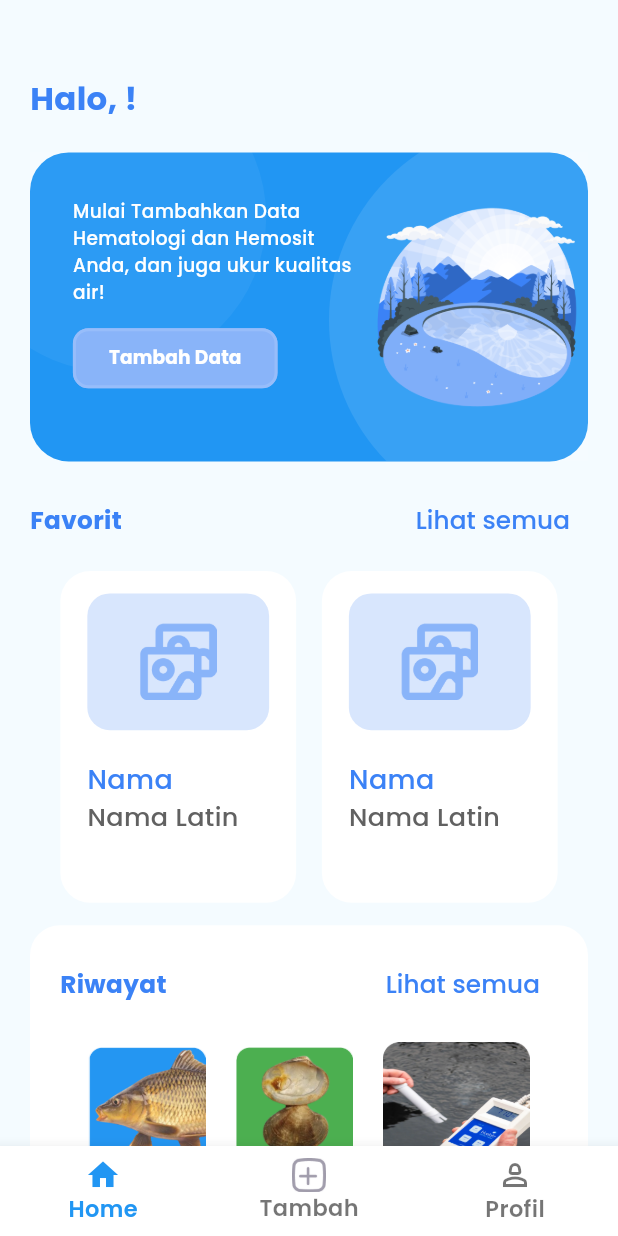
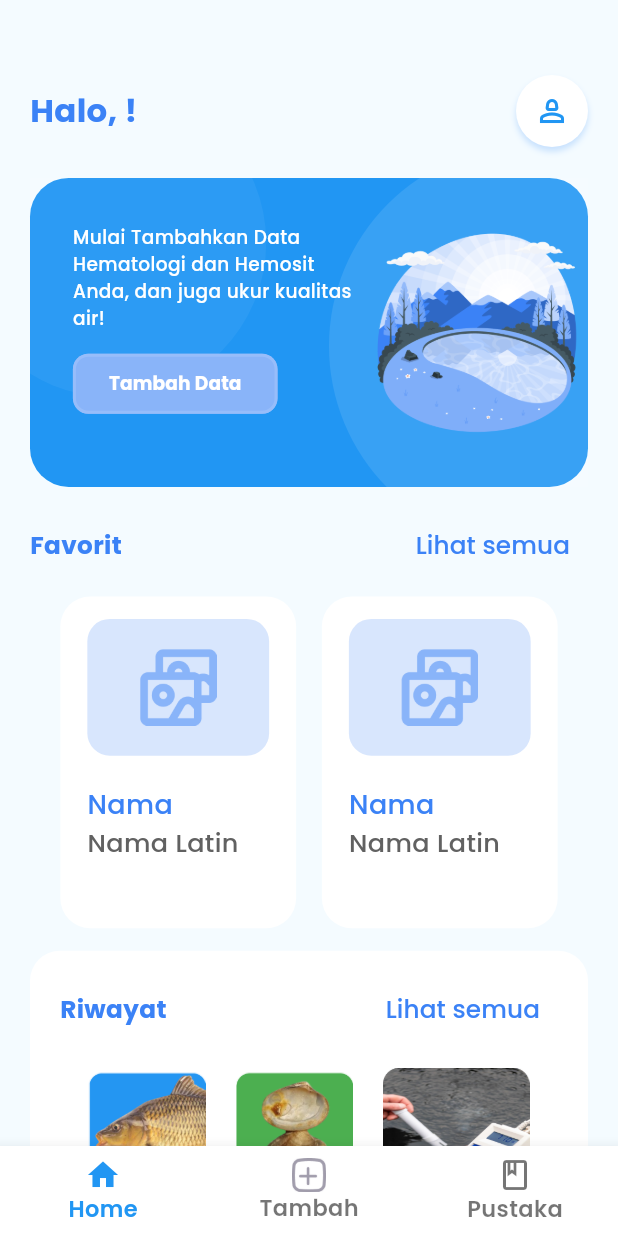
Before and after one commit to Guspascad420/hemaqua, a Flutter app: the HomePage screen opened directly, on a phone screen of 412 x 824 dp. Run offline on Flutter 3.47's test engine with Material 3 defaults, Android fonts, the phone set to English and light mode, and no system bars; our stand-ins replace cloud_firestore, dropdown_button2, expandable, firebase_auth, firebase_core, firebase_storage and 8 more; accounts and stored records are empty; generated files the repository leaves out were written again.

Commit message:
Refactored bottom navigation and home page UI

```diff
--- a/lib/bottom_nav_bar.dart
+++ b/lib/bottom_nav_bar.dart
@@ -1,6 +1,7 @@
 import 'package:flutter/material.dart';
 import 'package:google_fonts/google_fonts.dart';
 import 'package:hematologi/add_data.dart';
+import 'package:hematologi/library/library_page.dart';
 import 'package:hematologi/profile/profile_page.dart';
 
 import 'home/home_page.dart';
@@ -28,29 +29,10 @@ class BottomNavBar extends StatelessWidget {
     } else if (index == 2 && currentIndex != 2) {
       Navigator.of(context).pushReplacement(
           MaterialPageRoute(
-              builder: (context) => const ProfilePage()
+              builder: (context) => const LibraryPage()
           )
       );
     }
-    // } else if (index == 2) {
-    //   Navigator.of(context).pushReplacement(
-    //       MaterialPageRoute(
-    //           builder: (context) => const GiftsPage()
-    //       )
-    //   );
-    // } else if (index == 3) {
-    //   Navigator.of(context).pushReplacement(
-    //       MaterialPageRoute(
-    //           builder: (context) => const MissionPage()
-    //       )
-    //   );
-    // } else if (index == 4) {
-    //   Navigator.of(context).pushReplacement(
-    //       MaterialPageRoute(
-    //           builder: (context) => const ProfilePage()
-    //       )
-    //   );
-    // }
   }
 
   @override
@@ -80,8 +62,8 @@ class BottomNavBar extends StatelessWidget {
             label: 'Tambah'
         ),
         const BottomNavigationBarItem(
-            icon: Icon(Icons.person_2_outlined),
-            label: 'Profil'
+            icon: Icon(Icons.book_outlined),
+            label: 'Pustaka'
         ),
       ],
       selectedItemColor: Colors.blue,
--- a/lib/home/home_page.dart
+++ b/lib/home/home_page.dart
@@ -7,6 +7,7 @@ import 'package:hematologi/bottom_nav_bar.dart';
 import 'package:hematologi/cards/empty_fish_card.dart';
 import 'package:hematologi/favorite/favorite_page.dart';
 import 'package:hematologi/history/history_page.dart';
+import 'package:hematologi/profile/profile_page.dart';
 
 import '../cards/species_card.dart';
 import '../provider/providers.dart';
@@ -39,16 +40,13 @@ class HomePage extends ConsumerWidget {
                 mainAxisAlignment: MainAxisAlignment.spaceBetween,
                 crossAxisAlignment: CrossAxisAlignment.center,
                 children: [
-                  Column(
-                    crossAxisAlignment: CrossAxisAlignment.start,
-                    children: [
                   asyncUserDoc.when(
                     loading: () => Text('Halo, ...', // Tampilan saat loading
                         style: GoogleFonts.poppins(
                             fontSize: 21.sp,
                             color: const Color(0xFF3B82F6),
                             fontWeight: FontWeight.bold)),
-                        error: (err, stack) => Text('Gagal memuat!', // Tampilan saat error
+                    error: (err, stack) => Text('Gagal memuat!',
                         style: GoogleFonts.poppins(
                             fontSize: 21.sp,
                             color: Colors.red,
@@ -56,15 +54,35 @@ class HomePage extends ConsumerWidget {
                     data: (userDoc) {
                       final data = userDoc.data() as Map<String, dynamic>?;
                       final username = data?['username'] ?? '';
-                          return Text('Halo, $username!',
+                      return Text('Halo, ${username.split(' ')[0]}!',
                           style: GoogleFonts.poppins(
                               fontSize: 21.sp,
                               color: const Color(0xFF3B82F6),
                               fontWeight: FontWeight.bold));
                     },
                   ),
+                  Container(
+                      decoration: BoxDecoration(
+                        shape: BoxShape.circle,
+                        color: Colors.white,
+                        boxShadow: [
+                          BoxShadow(
+                            color: const Color(0xFF60A5FA).withOpacity(0.3),
+                            blurRadius: 3,
+                            offset: const Offset(0, 3), // Shadow position
+                          ),
                         ],
                       ),
+                      margin: const EdgeInsets.only(left: 20),
+                      child: IconButton(
+                        onPressed: () {
+                          Navigator.of(context).push(MaterialPageRoute(
+                              builder: (context) => const ProfilePage())
+                          );
+                        },
+                        icon: const Icon(Icons.person_2_outlined, color: Colors.blue),
+                      )
+                  )
                 ],
               ),
               SizedBox(height: 20.h),
--- a/lib/profile/profile_page.dart
+++ b/lib/profile/profile_page.dart
@@ -33,7 +33,6 @@ class ProfilePage extends ConsumerWidget {
                   fontWeight: FontWeight.w600
               )),
         ),
-        bottomNavigationBar: BottomNavBar(context: context, currentIndex: 2, user: const {},),
         body: SingleChildScrollView(
             child: Column(
               children: [
```
Also changed, not shown: lib/library/library_page.dart (added, +37 -0 lines). Lines whose indentation alone changed are shown as unchanged.
